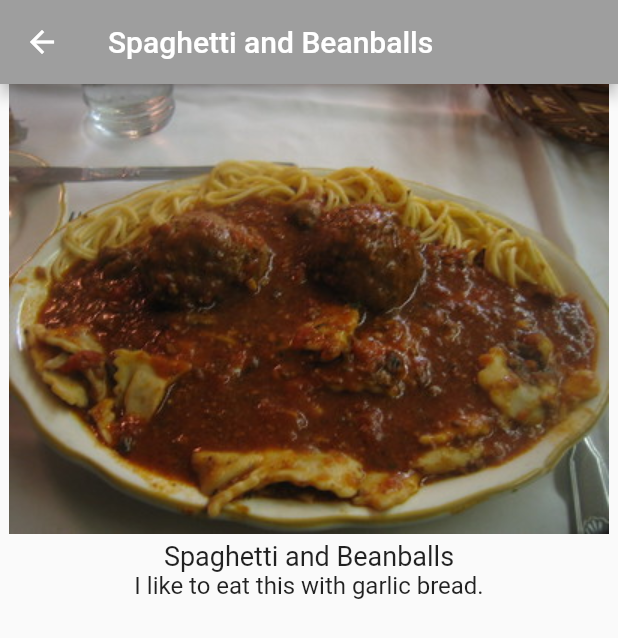
After one commit to kirakirakira/flutter-recipe-app, a Flutter app: the screen it shows after launch, after a tap on "Spaghetti and Beanballs", on a phone screen of 412 x 824 dp. The commit adds this screen. Shown: the top 638 px of the screen. Run offline on Flutter 3.47's test engine with Material 2 defaults, Android fonts, the phone set to English and light mode, and no system bars.

Commit message:
add recipe detail and descriptions!

```diff
--- a/lib/main.dart
+++ b/lib/main.dart
@@ -1,5 +1,6 @@
 import 'package:flutter/material.dart';
 import 'recipe.dart';
+import 'recipe_detail.dart';
 
 void main() {
   runApp(const RecipeApp());
@@ -44,10 +45,22 @@ class _MyHomePageState extends State<MyHomePage> {
           child: ListView.builder(
               itemCount: Recipe.samples.length,
               itemBuilder: (BuildContext context, int index) {
-              return buildRecipeCard(Recipe.samples[index]);
-            }),
+                // todo: add gesture detector
+                return GestureDetector(
+                  onTap: () {
+                    Navigator.push(
+                      context,
+                      MaterialPageRoute(
+                        builder: (context) {
+                          return RecipeDetail(recipe: Recipe.samples[index]);
+                        },
                       ),
                     );
+                  },
+                  child: buildRecipeCard(Recipe.samples[index]),
+                );
+              }),
+        ));
   }
 
   Widget buildRecipeCard(Recipe recipe) {
--- a/lib/recipe.dart
+++ b/lib/recipe.dart
@@ -1,31 +1,38 @@
 class Recipe {
   String label;
+  String description;
   String imageUrl;
 
   Recipe(
     this.label,
+    this.description,
     this.imageUrl,
   );
 
   static List<Recipe> samples = [
     Recipe(
       'Spaghetti and Beanballs',
+      'I like to eat this with garlic bread.',
       'assets/2126711929_ef763de2b3_w.jpg',
     ),
     Recipe(
       'Grilled Cheese',
+      'Yummmy',
       'assets/3187380632_5056654a19_b.jpg',
     ),
     Recipe(
       'Chocolate Chip Cookies',
+      'get me some milk',
       'assets/15992102771_b92f4cc00a_b.jpg',
     ),
     Recipe(
       'Taco Salad',
+      'where is the hot sauce?',
       'assets/8533381643_a31a99e8a6_c.jpg',
     ),
     Recipe(
       'Hawaiian Pizza',
+      'I love pineapple',
       'assets/15452035777_294cefced5_c.jpg',
     ),
   ];
--- /dev/null
+++ b/lib/recipe_detail.dart
@@ -0,0 +1,59 @@
+import 'package:flutter/material.dart';
+import 'recipe.dart';
+
+class RecipeDetail extends StatefulWidget {
+  final Recipe recipe;
+
+  const RecipeDetail({
+    Key? key,
+    required this.recipe,
+  }) : super(key: key);
+
+  @override
+  _RecipeDetailState createState() {
+    return _RecipeDetailState();
+  }
+}
+
+class _RecipeDetailState extends State<RecipeDetail> {
+  // todo Add _sliderval here
+
+  @override
+  Widget build(BuildContext context) {
+    return Scaffold(
+        appBar: AppBar(
+          title: Text(widget.recipe.label),
+        ),
+        body: SafeArea(
+          child: Column(
+            children: <Widget>[
+              SizedBox(
+                height: 300,
+                width: double.infinity,
+                child: Image(
+                  image: AssetImage(widget.recipe.imageUrl),
+                ),
+              ),
+
+              // spacer
+              const SizedBox(
+                height: 4,
+              ),
+
+              Text(
+                widget.recipe.label,
+                style: const TextStyle(fontSize: 18),
+              ),
+
+              Text(
+                widget.recipe.description,
+                style: const TextStyle(fontSize: 16),
+              ),
+              // todo: add expanded
+
+              // todo: add slider() here
+            ],
+          ),
+        ));
+  }
+}
```
Lines whose indentation alone changed are shown as unchanged.
